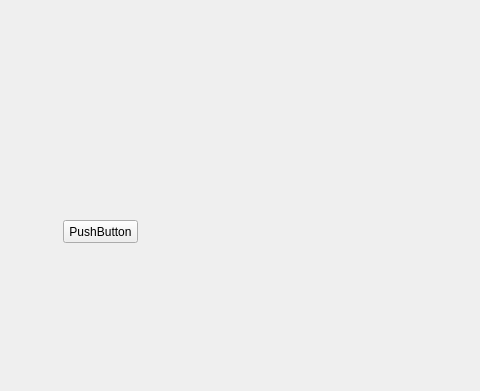
Above: mainwindow.ui from hanenjabnoun-Esprit-2019/Smart_Pastry_Shop_2A25 before the change; both pictures show x 177 to 657 and y 0 to 391 of the 800 by 600 pixel window. Below: the same form after it.
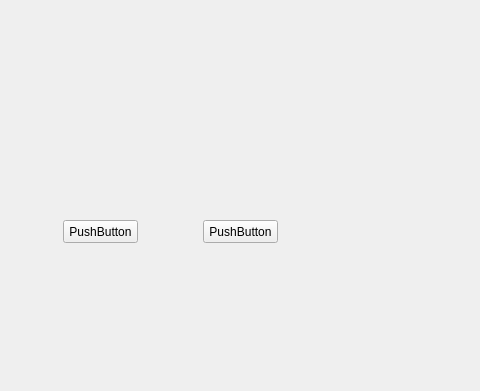
That is the form after the change.

Patch:
```diff
--- a/mainwindow.ui
+++ b/mainwindow.ui
@@ -27,6 +27,19 @@
      <string>PushButton</string>
     </property>
    </widget>
+   <widget class="QPushButton" name="pushButton_2">
+    <property name="geometry">
+     <rect>
+      <x>380</x>
+      <y>220</y>
+      <width>75</width>
+      <height>23</height>
+     </rect>
+    </property>
+    <property name="text">
+     <string>PushButton</string>
+    </property>
+   </widget>
   </widget>
   <widget class="QMenuBar" name="menubar">
    <property name="geometry">
```
